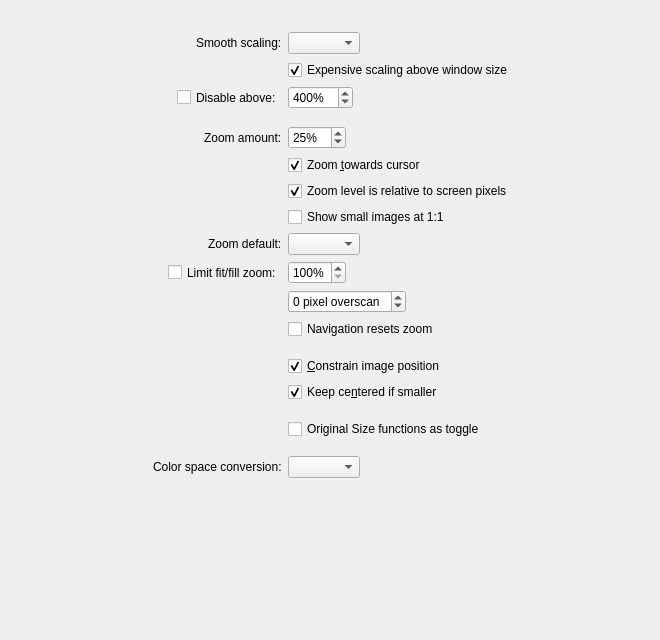
Qt form src/qvoptionsdialog.ui (inostarlin-passion/Fovelle) before a commit.
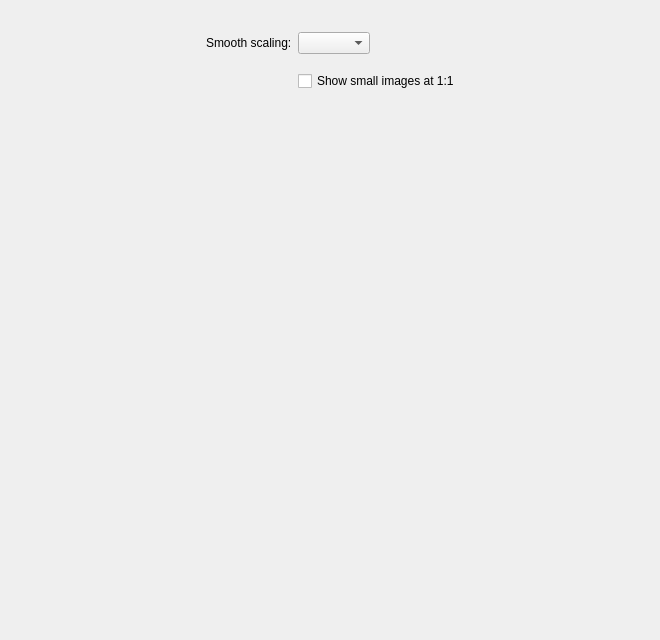
The same form after that commit. The open tabs and pages were chosen to show the change.

Patch:
```diff
--- a/src/qvoptionsdialog.ui
+++ b/src/qvoptionsdialog.ui
@@ -359,51 +359,6 @@
           <item row="0" column="1">
            <widget class="QComboBox" name="smoothScalingComboBox"/>
           </item>
-          <item row="1" column="1">
-           <widget class="QCheckBox" name="scalingTwoCheckbox">
-            <property name="toolTip">
-             <string>Use expensive scaling when zooming above the window size (can be laggier with large images)</string>
-            </property>
-            <property name="text">
-             <string>Expensive scaling above window size</string>
-            </property>
-            <property name="checked">
-             <bool>true</bool>
-            </property>
-           </widget>
-          </item>
-          <item row="2" column="0">
-           <widget class="QCheckBox" name="smoothScalingLimitCheckbox">
-            <property name="sizePolicy">
-             <sizepolicy hsizetype="Minimum" vsizetype="Minimum">
-              <horstretch>0</horstretch>
-              <verstretch>0</verstretch>
-             </sizepolicy>
-            </property>
-            <property name="text">
-             <string>Disable above:</string>
-            </property>
-           </widget>
-          </item>
-          <item row="2" column="1">
-           <widget class="QSpinBox" name="smoothScalingLimitSpinBox">
-            <property name="suffix">
-             <string>%</string>
-            </property>
-            <property name="minimum">
-             <number>100</number>
-            </property>
-            <property name="maximum">
-             <number>6400</number>
-            </property>
-            <property name="singleStep">
-             <number>25</number>
-            </property>
-            <property name="value">
-             <number>400</number>
-            </property>
-           </widget>
-          </item>
           <item row="3" column="1">
            <spacer name="horizontalSpacer_2">
             <property name="orientation">
@@ -417,58 +372,6 @@
             </property>
            </spacer>
           </item>
-          <item row="4" column="0">
-           <widget class="QLabel" name="label_3">
-            <property name="toolTip">
-             <string>The amount to zoom every scroll wheel click</string>
-            </property>
-            <property name="text">
-             <string>Zoom amount:</string>
-            </property>
-           </widget>
-          </item>
-          <item row="4" column="1">
-           <widget class="QSpinBox" name="scaleFactorSpinBox">
-            <property name="toolTip">
-             <string>The amount to zoom every scroll wheel click</string>
-            </property>
-            <property name="suffix">
-             <string>%</string>
-            </property>
-            <property name="minimum">
-             <number>1</number>
-            </property>
-            <property name="maximum">
-             <number>200</number>
-            </property>
-            <property name="singleStep">
-             <number>5</number>
-            </property>
-            <property name="value">
-             <number>25</number>
-            </property>
-           </widget>
-          </item>
-          <item row="5" column="1">
-           <widget class="QCheckBox" name="cursorZoomCheckbox">
-            <property name="text">
-             <string>Zoom &amp;towards cursor</string>
-            </property>
-            <property name="checked">
-             <bool>true</bool>
-            </property>
-           </widget>
-          </item>
-          <item row="6" column="1">
-           <widget class="QCheckBox" name="oneToOnePixelSizingCheckbox">
-            <property name="text">
-             <string>Zoom level is relative to screen pixels</string>
-            </property>
-            <property name="checked">
-             <bool>true</bool>
-            </property>
-           </widget>
-          </item>
           <item row="7" column="1">
            <widget class="QCheckBox" name="smallImagesOneToOneCheckbox">
             <property name="toolTip">
@@ -479,68 +382,6 @@
             </property>
            </widget>
           </item>
-          <item row="8" column="0">
-           <widget class="QLabel" name="zoomDefaultLabel">
-            <property name="text">
-             <string>Zoom default:</string>
-            </property>
-           </widget>
-          </item>
-          <item row="8" column="1">
-           <widget class="QComboBox" name="zoomDefaultComboBox"/>
-          </item>
-          <item row="9" column="0">
-           <widget class="QCheckBox" name="fitZoomLimitCheckbox">
-            <property name="sizePolicy">
-             <sizepolicy hsizetype="Minimum" vsizetype="Minimum">
-              <horstretch>0</horstretch>
-              <verstretch>0</verstretch>
-             </sizepolicy>
-            </property>
-            <property name="text">
-             <string>Limit fit/fill zoom:</string>
-            </property>
-           </widget>
-          </item>
-          <item row="9" column="1">
-           <widget class="QSpinBox" name="fitZoomLimitSpinBox">
-            <property name="suffix">
-             <string>%</string>
-            </property>
-            <property name="minimum">
-             <number>100</number>
-            </property>
-            <property name="maximum">
-             <number>800</number>
-            </property>
-            <property name="singleStep">
-             <number>25</number>
-            </property>
-            <property name="value">
-             <number>100</number>
-            </property>
-           </widget>
-          </item>
-          <item row="10" column="1">
-           <widget class="QSpinBox" name="fitOverscanSpinBox">
-            <property name="suffix">
-             <string> pixel overscan</string>
-            </property>
-            <property name="minimum">
-             <number>-5</number>
-            </property>
-            <property name="maximum">
-             <number>5</number>
-            </property>
-           </widget>
-          </item>
-          <item row="11" column="1">
-           <widget class="QCheckBox" name="navResetsZoomCheckbox">
-            <property name="text">
-             <string>Navigation resets zoom</string>
-            </property>
-           </widget>
-          </item>
           <item row="12" column="1">
            <spacer name="horizontalSpacer_9">
             <property name="orientation">
@@ -554,26 +395,6 @@
             </property>
            </spacer>
           </item>
-          <item row="13" column="1">
-           <widget class="QCheckBox" name="constrainImagePositionCheckbox">
-            <property name="text">
-             <string>&amp;Constrain image position</string>
-            </property>
-            <property name="checked">
-             <bool>true</bool>
-            </property>
-           </widget>
-          </item>
-          <item row="14" column="1">
-           <widget class="QCheckBox" name="constrainCentersSmallImageCheckbox">
-            <property name="text">
-             <string>Keep ce&amp;ntered if smaller</string>
-            </property>
-            <property name="checked">
-             <bool>true</bool>
-            </property>
-           </widget>
-          </item>
           <item row="15" column="1">
            <spacer name="horizontalSpacer_10">
             <property name="orientation">
@@ -587,13 +408,6 @@
             </property>
            </spacer>
           </item>
-          <item row="16" column="1">
-           <widget class="QCheckBox" name="originalSizeAsToggleCheckbox">
-            <property name="text">
-             <string>Original Size functions as toggle</string>
-            </property>
-           </widget>
-          </item>
           <item row="17" column="1">
            <spacer name="horizontalSpacer_11">
             <property name="orientation">
@@ -607,16 +421,6 @@
             </property>
            </spacer>
           </item>
-          <item row="18" column="0">
-           <widget class="QLabel" name="colorSpaceConversionLabel">
-            <property name="text">
-             <string>Color space conversion:</string>
-            </property>
-           </widget>
-          </item>
-          <item row="18" column="1">
-           <widget class="QComboBox" name="colorSpaceConversionComboBox"/>
-          </item>
          </layout>
         </widget>
        </widget>
```
Left out of the diff: 256 changed lines with no effect on the pictures.
